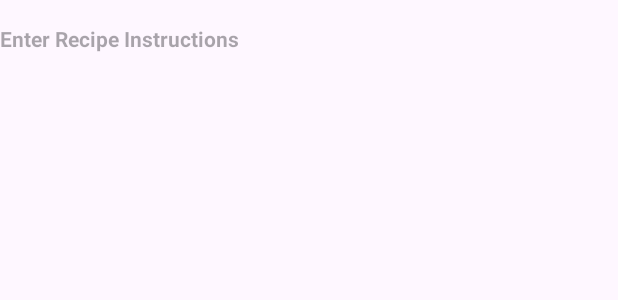
After one commit to mtorrejos/RecipeBook, an Android app: the layout dynamic_instruct.xml on its own in the app's theme, with its tools: preview values and no code run, on a phone screen of 412 x 824 dp. The commit adds this screen. Shown: the top 300 px of the screen. Run offline under Robolectric (Android 15) with nearby library versions, the phone set to English and light mode, and no system bars; Roboto replaces fonts that are not available here.

Commit message:
updated formatting

```diff
--- /dev/null
+++ b/app/src/main/res/layout/dynamic_instruct.xml
@@ -0,0 +1,17 @@
+<?xml version="1.0" encoding="utf-8"?>
+<LinearLayout xmlns:android="http://schemas.android.com/apk/res/android"
+    android:layout_width="match_parent"
+    android:layout_height="match_parent"
+    android:orientation="vertical">
+
+    <TextView
+        android:id="@+id/txtRecipeInstructions"
+        android:layout_width="match_parent"
+        android:layout_height="wrap_content"
+        android:layout_below="@id/btnAddIngredient"
+        android:layout_marginTop="16dp"
+        android:hint="Enter Recipe Instructions"
+        android:inputType="textMultiLine"
+        android:textStyle="bold" />
+
+</LinearLayout>
--- a/app/src/main/res/layout/dynamic_text.xml
+++ b/app/src/main/res/layout/dynamic_text.xml
@@ -10,7 +10,7 @@
         android:layout_width="match_parent"
         android:layout_height="wrap_content"
         android:hint="Enter Recipe Ingredient"
-        android:layout_marginTop="16dp"
+        android:layout_marginTop="3dp"
         android:maxLines="1"
         android:inputType="text"
 
--- a/app/src/main/res/layout/recipe_view.xml
+++ b/app/src/main/res/layout/recipe_view.xml
@@ -55,13 +55,13 @@
             android:textAlignment="center" />
 
         <TextView
-            android:id="@+id/txtRecipeInstructions"
+            android:id="@+id/txtIngredientTitle"
             android:layout_width="match_parent"
             android:layout_height="wrap_content"
             android:layout_below="@id/btnAddIngredient"
             android:layout_marginTop="16dp"
-            android:hint="Enter Recipe Instructions"
-            android:inputType="textMultiLine"
+            android:text="Recipe Ingredients:"
+            android:inputType="text"
             android:textStyle="bold" />
 
     </LinearLayout>
```
Also changed, not shown: app/src/main/java/com/example/recipebook/RecipeView.kt (+17 -4 lines).
